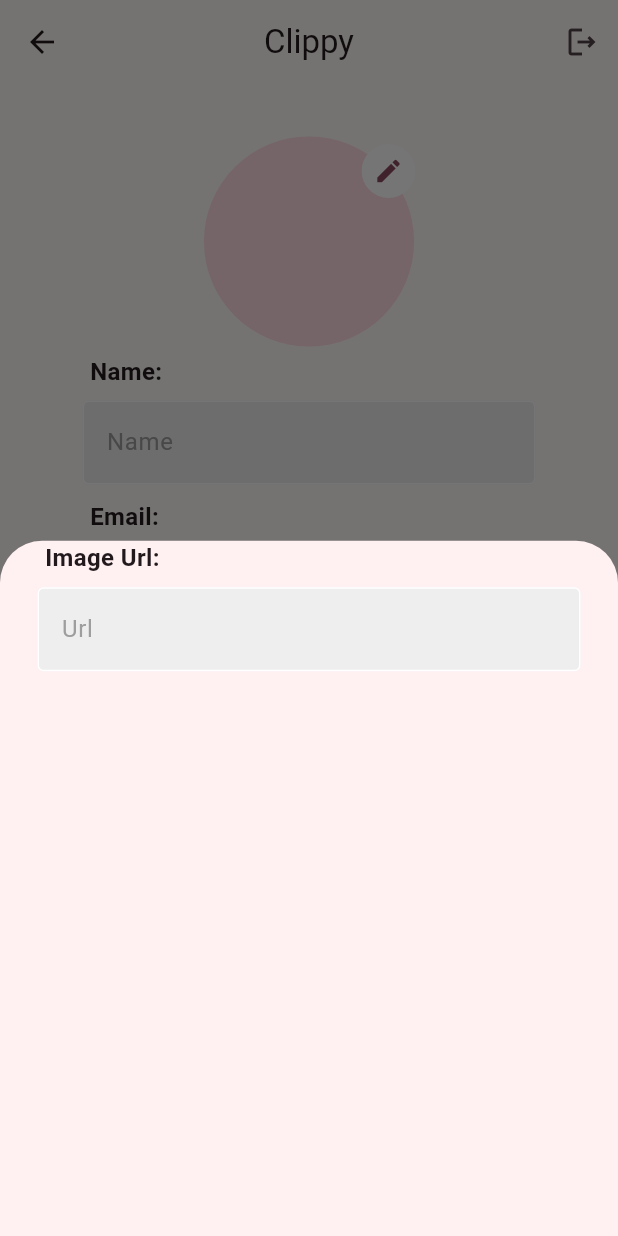
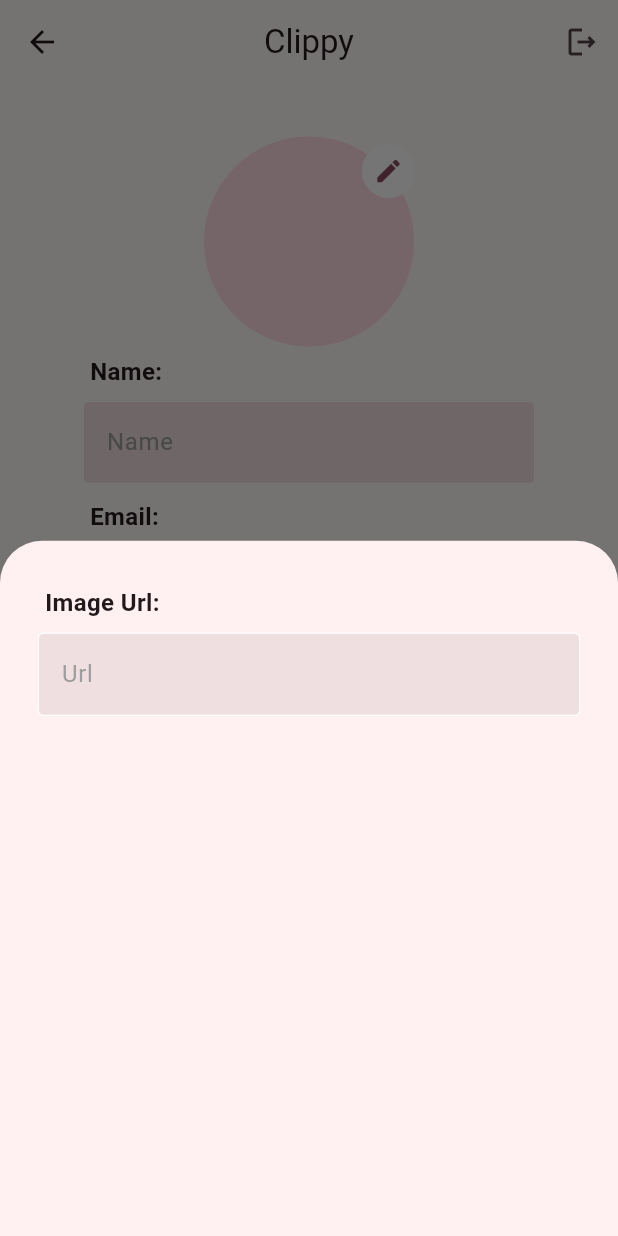
Before and after one commit to foreverStudent001/Todoshka, a Flutter app: the SignInScreen screen opened directly, after a tap on "Sign In", after a tap on the "edit" icon, on a phone screen of 412 x 824 dp. Run offline on Flutter 3.47's test engine with Material 2 defaults, Android fonts, the light colour scheme and no system bars; our stand-ins replace envied, equatable, firebase_auth, firebase_core, flutter_bloc, font_awesome_flutter and 1 more; missing offline and left inert: circular_menu; accounts and stored records are empty; generated files the repository leaves out were written again; network calls fail.

Commit message:
update home page, bottom menu, list view and list card
* added cool one button menu (package)
* prepared a presentation for lists
* updated list card

```diff
--- /dev/null
+++ b/lib/src/common_widgets/cards/simple_card.dart
@@ -0,0 +1,97 @@
+import 'package:clippy/src/global_things/application/global_blocs.dart';
+import 'package:flutter/material.dart';
+import 'package:flutter_bloc/flutter_bloc.dart';
+
+class SimpleCard extends StatelessWidget {
+  SimpleCard({
+    required this.title,
+    required this.description,
+    required this.date,
+    required this.onTap,
+  });
+
+  final String title;
+  final String description;
+  final String date;
+  final Function() onTap;
+
+  @override
+  Widget build(BuildContext context) {
+    return Container(
+      height: 200,
+      child: Card(
+        shape: RoundedRectangleBorder(borderRadius: BorderRadius.circular(25)),
+        elevation: 7,
+        shadowColor: Colors.grey,
+        child: InkWell(
+          onTap: onTap,
+          child: Padding(
+            padding: const EdgeInsets.all(20.0),
+            child: Column(
+              mainAxisAlignment: MainAxisAlignment.start,
+              children: [
+                Flexible(
+                  flex: 2,
+                  child: Row(
+                    children: [
+                      Text(title,
+                          style: TextStyle(
+                              fontSize: 25,
+                              letterSpacing: 1.0,
+                              fontWeight: FontWeight.w600),
+                          textAlign: TextAlign.center),
+                    ],
+                  ),
+                ),
+                Spacer(flex: 1),
+                Flexible(
+                  flex: 4,
+                  child: Row(
+                    children: [
+                      Flexible(
+                        child: Text(description,
+                            softWrap: false,
+                            maxLines: 2,
+                            style: TextStyle(
+                              fontSize: 20,
+                              letterSpacing: 1.0,
+                              overflow: TextOverflow.ellipsis,
+                            ),
+                            textAlign: TextAlign.start),
+                      ),
+                    ],
+                  ),
+                ),
+                Spacer(flex: 1),
+                Flexible(
+                  flex: 1,
+                  child: Row(
+                    children: [
+                      Flexible(
+                        child: Text(date,
+                            maxLines: 1,
+                            style: TextStyle(
+                                fontSize: 15,
+                                letterSpacing: 1.0,
+                                color: BlocProvider
+                                    .of<GlobalBlocs>(context)
+                                    .state
+                                    .themeMode
+                                    .name ==
+                                    'dark'
+                                    ? Colors.white.withOpacity(0.6)
+                                    : Colors.black.withOpacity(0.6)
+                            ),
+                            textAlign: TextAlign.start),
+                      ),
+                    ],
+                  ),
+                ),
+              ],
+            ),
+          ),
+        ),
+      ),
+    );
+  }
+}
--- a/lib/src/common_widgets/fields/simple_textfield.dart
+++ b/lib/src/common_widgets/fields/simple_textfield.dart
@@ -26,10 +26,10 @@ class SimpleField extends StatelessWidget {
           focusedBorder: OutlineInputBorder(
             borderSide: BorderSide(color: Colors.grey.shade400),
           ),
-            fillColor: Colors.grey.shade200,
           filled: true,
           hintText: hintText,
-            hintStyle: TextStyle(color: Colors.grey[500])),
+          hintStyle: TextStyle(color: Colors.grey[500]),
+        ),
       ),
     );
   }
--- a/lib/src/common_widgets/home.dart
+++ b/lib/src/common_widgets/home.dart
@@ -1,12 +1,12 @@
 import 'package:clippy/src/core_features/auth/presentation/sign_in_screen.dart';
-import 'package:clippy/src/pages/presentation/primary/first_page.dart';
+import 'package:clippy/src/core_features/todo_list/presentation/lists_view.dart';
 import 'package:flutter/material.dart';
 import 'package:flutter_bloc/flutter_bloc.dart';
 
 import '../global_things/application/global_blocs.dart';
 import '../global_things/application/global_events.dart';
+import 'package:circular_menu/circular_menu.dart';
 //import 'package:clippy/src/common_widgets/sample_widget.dart';
-
 
 class HomePage extends StatefulWidget {
   @override
@@ -15,18 +15,89 @@ class HomePage extends StatefulWidget {
 
 class _HomePageState extends State<HomePage> {
   int currentPage = 0;
-  static List<StatefulWidget> pages = [FirstPage(), SignInScreen()];
+  static List<StatefulWidget> pages = [ListsView(), SignInScreen()];
 
   @override
   Widget build(BuildContext context) {
     return Scaffold(
       appBar: AppBar(
+        leading: Container(),
         centerTitle: true,
         backgroundColor: Colors.transparent,
         title: const Text("Clippy", style: TextStyle()),
       ),
       body: pages[currentPage],
-      floatingActionButtonLocation: FloatingActionButtonLocation.centerDocked,
+
+      floatingActionButton: Padding(
+        padding: const EdgeInsets.only(left: 20),
+        child: CircularMenu(
+            alignment: Alignment.bottomLeft,
+            toggleButtonColor: Theme.of(context).primaryColor,
+            toggleButtonBoxShadow: [
+              BoxShadow(
+                color: Theme.of(context).colorScheme.primary,
+                blurRadius: 10,
+              ),
+            ],
+            toggleButtonIconColor: Colors.white,
+            toggleButtonMargin: 10.0,
+            toggleButtonPadding: 10.0,
+            toggleButtonSize: 40.0,
+            items: [
+              CircularMenuItem(
+                boxShadow: [
+                  BoxShadow(
+                    color: Theme.of(context).colorScheme.primary,
+                    blurRadius: 10,
+                  ),
+                ],
+                  color: Theme.of(context).primaryColor,
+                  icon: Icons.home,
+                  onTap: () {
+                    setState(() {
+                      currentPage = 0;
+                    });
+                  }),
+              CircularMenuItem(
+                boxShadow: [
+                  BoxShadow(
+                    color: Theme.of(context).colorScheme.primary,
+                    blurRadius: 10,
+                  ),
+                ],
+                  color: Theme.of(context).primaryColor,
+                  icon: BlocProvider.of<GlobalBlocs>(context)
+                              .state
+                              .themeMode
+                              .name ==
+                          'dark'
+                      ? Icons.light_mode
+                      : Icons.dark_mode,
+                  onTap: () {
+                    BlocProvider.of<GlobalBlocs>(context).add(ToggleTheme());
+                  }),
+              CircularMenuItem(
+                boxShadow: [
+                  BoxShadow(
+                    color: Theme.of(context).colorScheme.primary,
+                    blurRadius: 10,
+                  ),
+                ],
+                color: Theme.of(context).primaryColor,
+                  icon: Icons.person,
+                  onTap: () {
+                    Navigator.of(context).push(
+                      MaterialPageRoute(
+                        builder: (context) => SignInScreen(),
+                      ),
+                    );
+                    /*setState(() {
+                      currentPage = 1;
+                    });*/
+                  }),
+            ]),
+      ),
+      /*floatingActionButtonLocation: FloatingActionButtonLocation.centerDocked,
       floatingActionButton: FloatingActionButton(
         shape: const CircleBorder(),
         onPressed: () => BlocProvider.of<GlobalBlocs>(context).add(ToggleTheme()),
@@ -51,7 +122,7 @@ class _HomePageState extends State<HomePage> {
             }, icon: const Icon(Icons.person)),
           ],
         ),
-      ),
+      ),*/
     );
   }
 } //homepage
--- a/lib/src/core_features/auth/presentation/profile_screen.dart
+++ b/lib/src/core_features/auth/presentation/profile_screen.dart
@@ -1,6 +1,7 @@
 import 'package:clippy/src/common_widgets/avatar/display_image.dart';
 import 'package:clippy/src/common_widgets/buttons/simple_button.dart';
 import 'package:clippy/src/common_widgets/fields/simple_textfield.dart';
+import 'package:clippy/src/common_widgets/home.dart';
 import 'package:clippy/src/core_features/auth/application/bloc/auth_bloc.dart';
 import 'package:clippy/src/core_features/auth/presentation/sign_in_screen.dart';
 import 'package:firebase_auth/firebase_auth.dart';
@@ -21,16 +22,22 @@ class _ProfileScreenState extends State<ProfileScreen> {
     final user = FirebaseAuth.instance.currentUser!;
     final TextEditingController _emailController =
         TextEditingController(text: '${user.email}');
-    final TextEditingController _photoController =
-        TextEditingController(text: user.photoURL  != null ?'${user.photoURL}' : '');
-    final TextEditingController _nameController =
-    TextEditingController(text: user.displayName != null ? '${user.displayName}' : '');
+    final TextEditingController _photoController = TextEditingController(
+        text: user.photoURL != null ? '${user.photoURL}' : '');
+    final TextEditingController _nameController = TextEditingController(
+        text: user.displayName != null ? '${user.displayName}' : '');
 
     print(user);
     return Scaffold(
       appBar: AppBar(
         leading: BackButton(
-          onPressed: () => {Navigator.pop(context)},
+          onPressed: () => {
+            Navigator.of(context).push(
+              MaterialPageRoute(
+                builder: (context) => HomePage(),
+              ),
+            )
+          },
         ),
         actions: [
           IconButton(
@@ -42,7 +49,6 @@ class _ProfileScreenState extends State<ProfileScreen> {
         title: const Text("Clippy", style: TextStyle()),
       ),
       body: SingleChildScrollView(
-
         child: BlocListener<AuthBloc, AuthStates>(
           listener: (context, state) {
             if (state is UnAuthenticated) {
@@ -72,13 +78,17 @@ class _ProfileScreenState extends State<ProfileScreen> {
                                 mainAxisSize: MainAxisSize.max,
                                 children: <Widget>[
                                   Column(
-                                    crossAxisAlignment: CrossAxisAlignment.start,
+                                    crossAxisAlignment:
+                                        CrossAxisAlignment.start,
                                     children: [
                                       Padding(
-                                        padding: const EdgeInsets.only(left: 30),
+                                        padding: const EdgeInsets.only(
+                                            left: 30, top: 30),
                                         child: Text(
                                           'Image Url:',
-                                          style: TextStyle(fontWeight: FontWeight.bold, fontSize: 16),
+                                          style: TextStyle(
+                                              fontWeight: FontWeight.bold,
+                                              fontSize: 16),
                                         ),
                                       ),
                                       const SizedBox(height: 8),
@@ -98,9 +108,7 @@ class _ProfileScreenState extends State<ProfileScreen> {
                     },
                     child: DisplayImage(
                       imagePath: '${user.photoURL}',
-                      onPressed: () {
-
-                      },
+                      onPressed: () {},
                     ),
                   ),
                   Column(
@@ -110,7 +118,8 @@ class _ProfileScreenState extends State<ProfileScreen> {
                         padding: const EdgeInsets.only(left: 30),
                         child: Text(
                           'Name:',
-                          style: TextStyle(fontWeight: FontWeight.bold, fontSize: 16),
+                          style: TextStyle(
+                              fontWeight: FontWeight.bold, fontSize: 16),
                         ),
                       ),
                       const SizedBox(height: 8),
@@ -129,7 +138,8 @@ class _ProfileScreenState extends State<ProfileScreen> {
                         padding: const EdgeInsets.only(left: 30),
                         child: Text(
                           'Email:',
-                          style: TextStyle(fontWeight: FontWeight.bold, fontSize: 16),
+                          style: TextStyle(
+                              fontWeight: FontWeight.bold, fontSize: 16),
                         ),
                       ),
                       const SizedBox(height: 8),
@@ -140,7 +150,6 @@ class _ProfileScreenState extends State<ProfileScreen> {
                       ),
                     ],
                   ),
-
                   const SizedBox(height: 20),
                   SimpleButton(
                     label: 'Save',
--- a/lib/src/core_features/auth/presentation/sign_in_screen.dart
+++ b/lib/src/core_features/auth/presentation/sign_in_screen.dart
@@ -1,5 +1,6 @@
 import 'package:clippy/src/common_widgets/buttons/simple_button.dart';
 import 'package:clippy/src/common_widgets/fields/simple_textfield.dart';
+import 'package:clippy/src/common_widgets/home.dart';
 import 'package:clippy/src/core_features/auth/application/bloc/auth_bloc.dart';
 import 'package:clippy/src/core_features/auth/presentation/profile_screen.dart';
 import 'package:flutter/cupertino.dart';
@@ -30,14 +31,26 @@ class _SignInScreenState extends State<SignInScreen> {
   @override
   Widget build(BuildContext context) {
     return Scaffold(
-      backgroundColor: Colors.transparent,
+      appBar: AppBar(
+        centerTitle: true,
+        backgroundColor: Colors.transparent,
+        title: const Text("Clippy", style: TextStyle()),
+        leading: BackButton(
+          onPressed: () => {
+            Navigator.of(context).push(
+              MaterialPageRoute(
+                builder: (context) => HomePage(),
+              ),
+            )
+          },
+        ),
+      ),
       body: BlocListener<AuthBloc, AuthStates>(
         listener: (context, state) {
           print(state);
           if (state is Authenticated) {
             // Navigating to the dashboard screen if the user is authenticated
-            Navigator.of(context)
-                .pushReplacementNamed('/');
+            Navigator.of(context).pushReplacementNamed('/');
           }
           if (state is AuthError) {
             // Showing the error message if the user has entered invalid credentials
@@ -188,9 +201,10 @@ class _SignInScreenState extends State<SignInScreen> {
                 ),
               ),
             );
-          }else{
+          } else {
             WidgetsBinding.instance.addPostFrameCallback((_) {
-              Navigator.pushReplacement(context, MaterialPageRoute(builder: (_) => ProfileScreen()));
+              Navigator.pushReplacement(
+                  context, MaterialPageRoute(builder: (_) => ProfileScreen()));
             });
           }
           return Container();
--- /dev/null
+++ b/lib/src/core_features/todo_list/presentation/lists_view.dart
@@ -0,0 +1,78 @@
+import 'package:clippy/src/common_widgets/cards/simple_card.dart';
+import 'package:clippy/src/core_features/todo_list/presentation/edit_list.dart';
+import 'package:flutter/material.dart';
+import 'package:flutter_staggered_grid_view/flutter_staggered_grid_view.dart';
+
+class ListsView extends StatefulWidget {
+  @override
+  State<ListsView> createState() => _ListsViewState();
+}
+
+class _ListsViewState extends State<ListsView> {
+  int listItemCount = 2;
+
+  @override
+  Widget build(BuildContext context) {
+    return Scaffold(
+      backgroundColor: Colors.transparent,
+      body: AlignedGridView.count(
+        scrollDirection: Axis.vertical,
+        padding: EdgeInsets.all(8),
+        itemCount: listItemCount,
+        crossAxisCount: 2,
+        mainAxisSpacing: 10,
+        crossAxisSpacing: 10,
+        itemBuilder: (context, index) {
+          return SimpleCard(
+            title: 'Title',
+            description: 'awf awf awf awglernbvknefe fes nfsej kseg',
+            date: '10.08.2023',
+            onTap: () => {
+              Navigator.of(context).push(
+                MaterialPageRoute(
+                  builder: (context) => EditList(
+                    title: 'Title',
+                    description: 'awf awf awf awglernbvknefe fes nfsej kseg',
+                  ),
+                ),
+              )
+            },
+          );
+        },
+      ),
+      floatingActionButton: Container(
+        margin: EdgeInsets.all(10),
+        decoration: BoxDecoration(
+          color: Colors.transparent,
+          boxShadow: [
+            BoxShadow(
+              color: Theme.of(context).colorScheme.primary,
+              blurRadius: 10,
+            ),
+          ],
+          shape: BoxShape.circle,
+        ),
+        child: ClipOval(
+          child: Material(
+            color: Theme.of(context).primaryColor,
+            child: InkWell(
+              child: Padding(
+                padding: EdgeInsets.all(10),
+                child: Icon(
+                  Icons.add,
+                  size: 40,
+                  color: Colors.white,
+                ),
+              ),
+              onTap: () => {
+                setState(() {
+                  listItemCount = ++listItemCount;
+                })
+              },
+            ),
+          ),
+        ),
+      ),
+    );
+  }
+}
--- a/lib/src/pages/presentation/primary/first_page.dart
+++ /dev/null
@@ -1,17 +0,0 @@
-import 'package:flutter/material.dart';
-
-class FirstPage extends StatefulWidget {
-  @override
-  State<FirstPage> createState() => _FirstPageState();
-}
-
-class _FirstPageState extends State<FirstPage> {
-  @override
-  Widget build(BuildContext context) {
-    return Scaffold(
-      backgroundColor: Colors.transparent,
-      body: Center(
-        child: Text('F I R S T P A G E'),
-    ));
-  }
-}
--- a/pubspec.yaml
+++ b/pubspec.yaml
@@ -23,6 +23,8 @@ dependencies:
   firebase_auth:
   email_validator:
   font_awesome_flutter:
+  flutter_staggered_grid_view:
+  circular_menu :
 
 dev_dependencies:
   flutter_test:
```
Also changed, not shown: lib/src/common_widgets/basic_drawer.dart (deleted, +0 -52 lines), lib/src/core_features/todo_list/presentation/edit_list.dart (added, +29 -0 lines), lib/src/common_widgets/menu/CircleAnimatedMenu.dart (added), pubspec.lock, 1 other file. Lines whose indentation alone changed are shown as unchanged.
